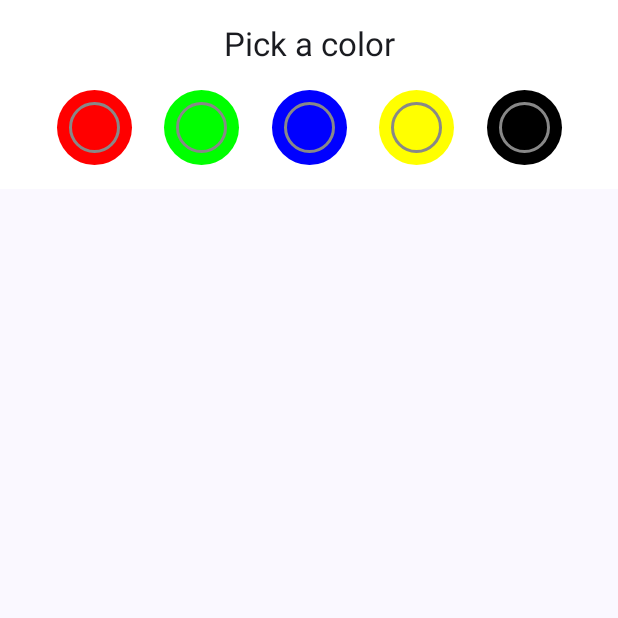
After one commit to D9-cell/DrawingBoardIWithJC, an Android app built with Jetpack Compose: the composable ColorPicker shown on its own in the app's theme, on a phone screen of 412 x 824 dp, the top half of it. The commit adds this screen. Run offline under Robolectric (Android 15) with nearby library versions, the light colour scheme and no system bars.

Commit message:
Perfect Drawing App till now

```diff
--- a/app/build.gradle.kts
+++ b/app/build.gradle.kts
@@ -51,6 +51,12 @@ android {
 
 dependencies {
 
+    implementation (libs.material3)
+    // Add these in your dependencies block in build.gradle (app module)
+
+    implementation (libs.androidx.material) // or the latest version of Material2
+    implementation (libs.ui)
+    implementation (libs.androidx.material3.v110 )// Optional for Material3
     implementation(libs.androidx.core.ktx)
     implementation(libs.androidx.lifecycle.runtime.ktx)
     implementation(libs.androidx.activity.compose)
--- /dev/null
+++ b/app/src/main/java/com/example/drawingboardiwithjc/ColorPicker.kt
@@ -0,0 +1,45 @@
+package com.example.drawingboardiwithjc
+
+import androidx.compose.foundation.background
+import androidx.compose.foundation.border
+import androidx.compose.foundation.clickable
+import androidx.compose.foundation.layout.*
+import androidx.compose.foundation.shape.RoundedCornerShape
+import androidx.compose.material3.MaterialTheme
+import androidx.compose.material3.Text
+import androidx.compose.runtime.Composable
+import androidx.compose.ui.Alignment
+import androidx.compose.ui.Modifier
+import androidx.compose.ui.graphics.Color
+import androidx.compose.ui.unit.dp
+
+@Composable
+fun ColorPicker(onColorSelected: (Color) -> Unit) {
+    Column(
+        modifier = Modifier
+            .fillMaxWidth()
+            .background(Color.White)
+            .padding(16.dp),
+        horizontalAlignment = Alignment.CenterHorizontally
+    ) {
+        Text(text = "Pick a color", style = MaterialTheme.typography.titleLarge)
+        Spacer(modifier = Modifier.height(16.dp))
+
+        Row(
+            horizontalArrangement = Arrangement.SpaceEvenly,
+            modifier = Modifier.fillMaxWidth()
+        ) {
+            // List of available colors
+            listOf(Color.Red, Color.Green, Color.Blue, Color.Yellow, Color.Black).forEach { color ->
+                Box(
+                    modifier = Modifier
+                        .size(50.dp)
+                        .background(color, RoundedCornerShape(50))
+                        .padding(8.dp)
+                        .border(2.dp, Color.Gray, RoundedCornerShape(50))
+                        .clickable { onColorSelected(color) }
+                )
+            }
+        }
+    }
+}
```
Also changed, not shown: app/src/main/java/com/example/drawingboardiwithjc/DrawingView.kt (+10 -3 lines), app/src/main/java/com/example/drawingboardiwithjc/MainActivity.kt (+105 -34 lines), app/src/main/res/values/colors.xml (+20 -0 lines), gradle/libs.versions.toml (+8 -0 lines).
